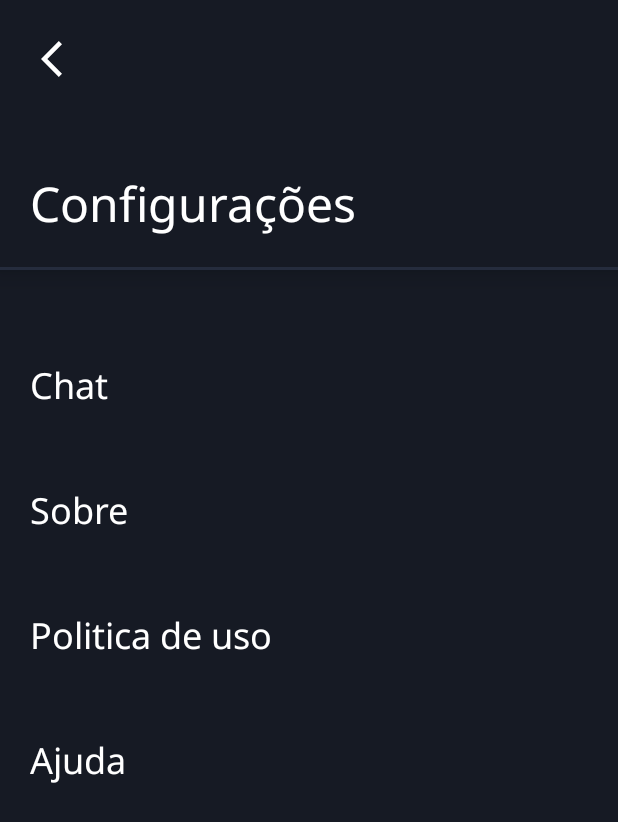
After one commit to lucasar2303/ChatBrainy, an Android app: the SettingsActivity screen opened directly, with no data from a screen before it, on a phone screen of 412 x 824 dp. The commit adds this screen. Shown: the top 822 px of the screen. Run offline under Robolectric (Android 15) with nearby library versions, the phone set to English and light mode, and no system bars; our stand-ins replace navigation-ui.

Commit message:
Fragments Initial + Navigation

```diff
--- a/app/build.gradle
+++ b/app/build.gradle
@@ -48,6 +48,9 @@ dependencies {
     implementation 'androidx.appcompat:appcompat:1.5.1'
     implementation 'com.google.android.material:material:1.7.0'
     implementation 'androidx.constraintlayout:constraintlayout:2.1.4'
+    implementation 'androidx.navigation:navigation-fragment-ktx:2.5.3'
+    implementation 'androidx.navigation:navigation-ui-ktx:2.5.3'
+    implementation "androidx.navigation:navigation-dynamic-features-fragment:2.5.3"
 
 
     testImplementation 'junit:junit:4.13.2'
--- /dev/null
+++ b/app/src/main/java/com/example/chatbrainy/SettingsMenuFragment.kt
@@ -0,0 +1,68 @@
+package com.example.chatbrainy
+
+import android.os.Bundle
+import android.view.LayoutInflater
+import android.view.View
+import android.view.ViewGroup
+import android.widget.ImageButton
+import android.widget.TextView
+import androidx.fragment.app.*
+import androidx.navigation.Navigation
+import androidx.navigation.fragment.FragmentNavigator
+import com.example.chatbrainy.view.SettingsActivity
+
+
+class SettingsMenuFragment : Fragment() {
+    private var param1: String? = null
+    private var param2: String? = null
+
+    override fun onCreate(savedInstanceState: Bundle?) {
+        super.onCreate(savedInstanceState)
+        arguments?.let {
+
+        }
+    }
+
+    override fun onCreateView(
+        inflater: LayoutInflater, container: ViewGroup?,
+        savedInstanceState: Bundle?
+    ): View? {
+        // Inflate the layout for this fragment
+        val view = inflater.inflate(R.layout.fragment_settings_menu, container, false)
+//        view.findViewById<TextView>(R.id.tvAbout).setOnClickListener{
+//            val manager:FragmentManager = activity?.supportFragmentManager
+//            Navigation.findNavController(view).navigate(R.id.aboutFragment)
+//
+//        }
+
+        view.findViewById<TextView>(R.id.tvAbout).setOnClickListener{
+            val manager:FragmentManager = activity?.supportFragmentManager!!
+            val nextFragment:Fragment = AboutFragment()
+            manager.beginTransaction().setCustomAnimations(R.anim.enter_left_to_right, R.anim.exit_left_to_right, R.anim.enter_right_to_left, R.anim.exit_right_to_left)
+                .replace(R.id.fragmentContainerView, nextFragment)
+                .addToBackStack(null)
+                .setTransition(FragmentTransaction.TRANSIT_FRAGMENT_OPEN)
+                .commit()
+
+        }
+
+        view.findViewById<ImageButton>(R.id.btnBack).setOnClickListener{
+            activity?.finish()
+        }
+
+
+
+        return view
+    }
+
+    companion object {
+
+        @JvmStatic
+        fun newInstance(param1: String, param2: String) =
+            SettingsMenuFragment().apply {
+                arguments = Bundle().apply {
+
+                }
+            }
+    }
+}
--- a/app/src/main/java/com/example/chatbrainy/view/MainActivity.kt
+++ b/app/src/main/java/com/example/chatbrainy/view/MainActivity.kt
@@ -1,6 +1,7 @@
 package com.example.chatbrainy.view
 
 import android.content.Context
+import android.content.Intent
 import android.os.Build
 import android.os.Bundle
 import android.util.Log
@@ -50,6 +51,10 @@ class MainActivity : AppCompatActivity() {
                     recyclerView!!.scrollBy(0, oldBottom - bottom);
                 }
             }
+        }
+
+        binding.btnSettings.setOnClickListener{
+            startActivity(Intent(this, SettingsActivity::class.java))
         }
 
 
--- /dev/null
+++ b/app/src/main/java/com/example/chatbrainy/view/SettingsActivity.kt
@@ -0,0 +1,22 @@
+package com.example.chatbrainy.view
+
+import androidx.appcompat.app.AppCompatActivity
+import android.os.Bundle
+import android.widget.TextView
+import androidx.navigation.Navigation
+import androidx.navigation.fragment.NavHostFragment
+import androidx.navigation.ui.NavigationUI
+import com.example.chatbrainy.R
+
+class SettingsActivity : AppCompatActivity() {
+    override fun onCreate(savedInstanceState: Bundle?) {
+        super.onCreate(savedInstanceState)
+        setContentView(R.layout.activity_settings)
+
+        val navHostFragment = supportFragmentManager.findFragmentById(R.id.fragmentContainerView) as NavHostFragment
+        val navController = navHostFragment.navController
+
+
+
+    }
+}
--- a/app/src/main/java/com/example/chatbrainy/view/SplashActivity.kt
+++ b/app/src/main/java/com/example/chatbrainy/view/SplashActivity.kt
@@ -31,7 +31,7 @@ class SplashActivity : AppCompatActivity() {
                 finish()
             }
 
-        },2000)
+        },100)
     }
 
     // Check onboarding
--- /dev/null
+++ b/app/src/main/res/drawable/ic_back.xml
@@ -0,0 +1,9 @@
+<vector xmlns:android="http://schemas.android.com/apk/res/android"
+    android:width="14dp"
+    android:height="24dp"
+    android:viewportWidth="18"
+    android:viewportHeight="30">
+  <path
+      android:pathData="M18,2.682L15.27,0L0,15L15.27,30L18,27.318L5.46,15L18,2.682Z"
+      android:fillColor="#ffffff"/>
+</vector>
--- /dev/null
+++ b/app/src/main/res/layout/activity_settings.xml
@@ -0,0 +1,19 @@
+<?xml version="1.0" encoding="utf-8"?>
+<androidx.constraintlayout.widget.ConstraintLayout xmlns:android="http://schemas.android.com/apk/res/android"
+    xmlns:app="http://schemas.android.com/apk/res-auto"
+    xmlns:tools="http://schemas.android.com/tools"
+    android:layout_width="match_parent"
+    android:layout_height="match_parent"
+    tools:context=".view.SettingsActivity">
+
+    <androidx.fragment.app.FragmentContainerView
+        android:id="@+id/fragmentContainerView"
+        android:name="androidx.navigation.fragment.NavHostFragment"
+        android:layout_width="match_parent"
+        android:layout_height="match_parent"
+        app:layout_constraintBottom_toBottomOf="parent"
+        app:layout_constraintEnd_toEndOf="parent"
+        app:layout_constraintStart_toStartOf="parent"
+        app:layout_constraintTop_toTopOf="parent"
+        app:navGraph = "@navigation/navigation" />
+</androidx.constraintlayout.widget.ConstraintLayout>
--- /dev/null
+++ b/app/src/main/res/layout/fragment_settings_menu.xml
@@ -0,0 +1,115 @@
+<?xml version="1.0" encoding="utf-8"?>
+<androidx.constraintlayout.widget.ConstraintLayout xmlns:android="http://schemas.android.com/apk/res/android"
+    xmlns:app="http://schemas.android.com/apk/res-auto"
+    xmlns:tools="http://schemas.android.com/tools"
+    android:layout_width="match_parent"
+    android:layout_height="match_parent"
+    android:background="@color/hardBlue"
+    tools:context=".SettingsMenuFragment">
+
+
+    <androidx.constraintlayout.widget.ConstraintLayout
+        android:id="@+id/layoutTop"
+        android:layout_width="match_parent"
+        android:layout_height="wrap_content"
+        android:background="@color/hardBlue"
+        android:elevation="10dp"
+        app:layout_constraintEnd_toEndOf="parent"
+        app:layout_constraintStart_toStartOf="parent"
+        app:layout_constraintTop_toTopOf="parent"
+        tools:layout_editor_absoluteX="59dp"
+        tools:layout_editor_absoluteY="1dp">
+
+        <TextView
+            android:id="@+id/tvSettings"
+            android:layout_width="wrap_content"
+            android:layout_height="wrap_content"
+            android:layout_marginStart="20dp"
+            android:layout_marginTop="50dp"
+            android:fontFamily="@font/noto_sans"
+            android:text="@string/settings"
+            android:textColor="@color/white"
+            android:textSize="32sp"
+            app:layout_constraintStart_toStartOf="parent"
+            app:layout_constraintTop_toBottomOf="@id/btnBack" />
+
+        <View
+            android:id="@+id/viewLine"
+            android:layout_width="fill_parent"
+            android:layout_height="2dp"
+            android:layout_marginTop="20dp"
+            android:background="@color/cleanBlue"
+            android:focusable="false"
+            app:layout_constraintEnd_toEndOf="parent"
+            app:layout_constraintStart_toStartOf="parent"
+            app:layout_constraintTop_toBottomOf="@+id/tvSettings" />
+
+        <ImageButton
+            android:id="@+id/btnBack"
+            android:layout_width="48dp"
+            android:layout_height="48dp"
+            android:layout_marginStart="10dp"
+            android:layout_marginTop="15dp"
+            android:background="@color/hardBlue"
+            android:src="@drawable/ic_back"
+            app:layout_constraintStart_toStartOf="parent"
+            app:layout_constraintTop_toTopOf="parent"/>
+
+    </androidx.constraintlayout.widget.ConstraintLayout>
+
+
+    <TextView
+        android:id="@+id/tvChat"
+        android:layout_width="wrap_content"
+        android:layout_height="wrap_content"
+        android:layout_marginTop="40dp"
+        android:fontFamily="@font/noto_sans"
+        android:padding="20dp"
+        android:text="@string/chat"
+        android:textColor="@color/white"
+        android:textSize="24sp"
+        app:layout_constraintStart_toStartOf="parent"
+        app:layout_constraintTop_toBottomOf="@id/layoutTop" />
+
+    <TextView
+        android:id="@+id/tvAbout"
+        android:layout_width="wrap_content"
+        android:layout_height="wrap_content"
+        android:layout_marginTop="10dp"
+        android:fontFamily="@font/noto_sans"
+        android:padding="20dp"
+        android:text="@string/about"
+        android:textColor="@color/white"
+        android:textSize="24sp"
+        app:layout_constraintStart_toStartOf="parent"
+        app:layout_constraintTop_toBottomOf="@id/tvChat" />
+
+    <TextView
+        android:id="@+id/tvPolicy"
+        android:layout_width="wrap_content"
+        android:layout_height="wrap_content"
+        android:layout_marginTop="10dp"
+        android:fontFamily="@font/noto_sans"
+        android:padding="20dp"
+        android:text="@string/policy"
+        android:textColor="@color/white"
+        android:textSize="24sp"
+        app:layout_constraintStart_toStartOf="parent"
+        app:layout_constraintTop_toBottomOf="@id/tvAbout" />
+
+    <TextView
+        android:id="@+id/tvHelp"
+        android:layout_width="wrap_content"
+        android:layout_height="wrap_content"
+        android:layout_marginTop="10dp"
+        android:fontFamily="@font/noto_sans"
+        android:padding="20dp"
+        android:text="@string/help"
+        android:textColor="@color/white"
+        android:textSize="24sp"
+        app:layout_constraintStart_toStartOf="parent"
+        app:layout_constraintTop_toBottomOf="@id/tvPolicy" />
+
+
+
+</androidx.constraintlayout.widget.ConstraintLayout>
--- /dev/null
+++ b/app/src/main/res/navigation/navigation.xml
@@ -0,0 +1,26 @@
+<?xml version="1.0" encoding="utf-8"?>
+<navigation xmlns:android="http://schemas.android.com/apk/res/android"
+    xmlns:app="http://schemas.android.com/apk/res-auto"
+    xmlns:tools="http://schemas.android.com/tools"
+    android:id="@+id/navigation"
+    app:startDestination="@id/settingsMenuFragment">
+
+    <fragment
+        android:id="@+id/settingsMenuFragment"
+        android:name="com.example.chatbrainy.SettingsMenuFragment"
+        android:label="fragment_settings_menu"
+        tools:layout="@layout/fragment_settings_menu" >
+        <action
+            android:id="@+id/action_settingsMenuFragment_to_aboutFragment"
+            app:destination="@id/aboutFragment" />
+    </fragment>
+    <fragment
+        android:id="@+id/aboutFragment"
+        android:name="com.example.chatbrainy.AboutFragment"
+        android:label="fragment_about"
+        tools:layout="@layout/fragment_about" >
+        <action
+            android:id="@+id/action_aboutFragment_to_settingsMenuFragment"
+            app:destination="@id/settingsMenuFragment" />
+    </fragment>
+</navigation>
--- a/app/src/main/res/values/strings.xml
+++ b/app/src/main/res/values/strings.xml
@@ -17,4 +17,17 @@
     <string name="sendButton">Send</string>
     <string name="settingsButton">Settings</string>
 
+
+    <string name="settings">Configurações</string>
+    <string name="chat">Chat</string>
+    <string name="about">Sobre</string>
+    <string name="policy">Politica de uso</string>
+    <string name="help">Ajuda</string>
+
+    <string name="aboutText">Lorem ipsum dolor sit amet, consectetur adipiscing elit. Suspendisse aliquet purus ac hendrerit mattis. In metus nunc, hendrerit nec nunc sit amet, vulputate porta justo. Aliquam rutrum lorem elementum libero lobortis tempus. Donec at volutpat risus. Nullam dictum lobortis arcu at pulvinar. Aliquam non velit in tellus vestibulum feugiat. Phasellus semper lobortis mattis.
+
+Morbi eu felis non sapien convallis tristique ut et nibh. Ut ut velit tortor. Aliquam placerat, tortor in convallis congue, turpis velit tincidunt ante, vitae placerat nisl nunc sed mauris. Maecenas rhoncus nec lectus ac viverra. Vivamus hendrerit ipsum sed turpis auctor, eu pretium ipsum varius. Integer a enim tincidunt, finibus tellus nec, faucibus urna.</string>
+
+
+
 </resources>
```
Also changed, not shown: app/src/main/AndroidManifest.xml (+7 -0 lines), app/src/main/java/com/example/chatbrainy/AboutFragment.kt (added, +56 -0 lines), app/src/main/res/anim/enter_left_to_right.xml (added, +9 -0 lines), app/src/main/res/anim/enter_right_to_left.xml (added, +9 -0 lines), app/src/main/res/anim/exit_left_to_right.xml (added, +9 -0 lines), app/src/main/res/anim/exit_right_to_left.xml (added, +9 -0 lines), app/src/main/res/layout/fragment_about.xml (added, +76 -0 lines).
